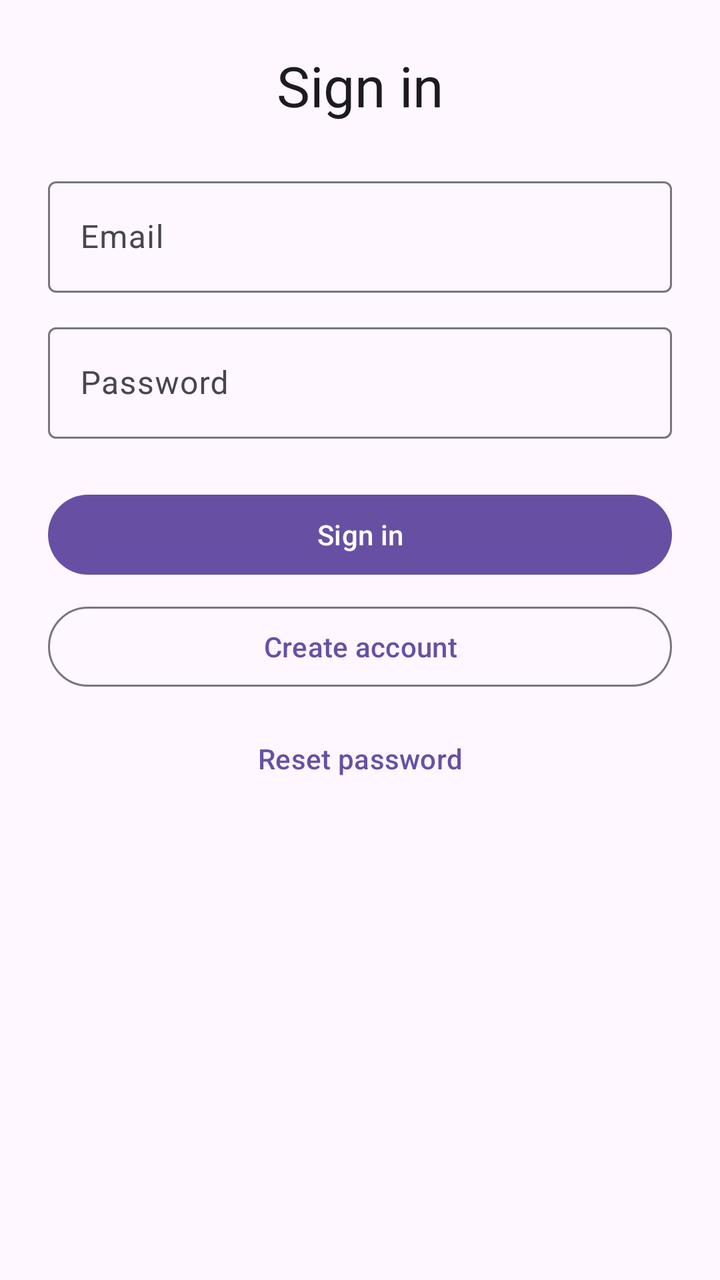
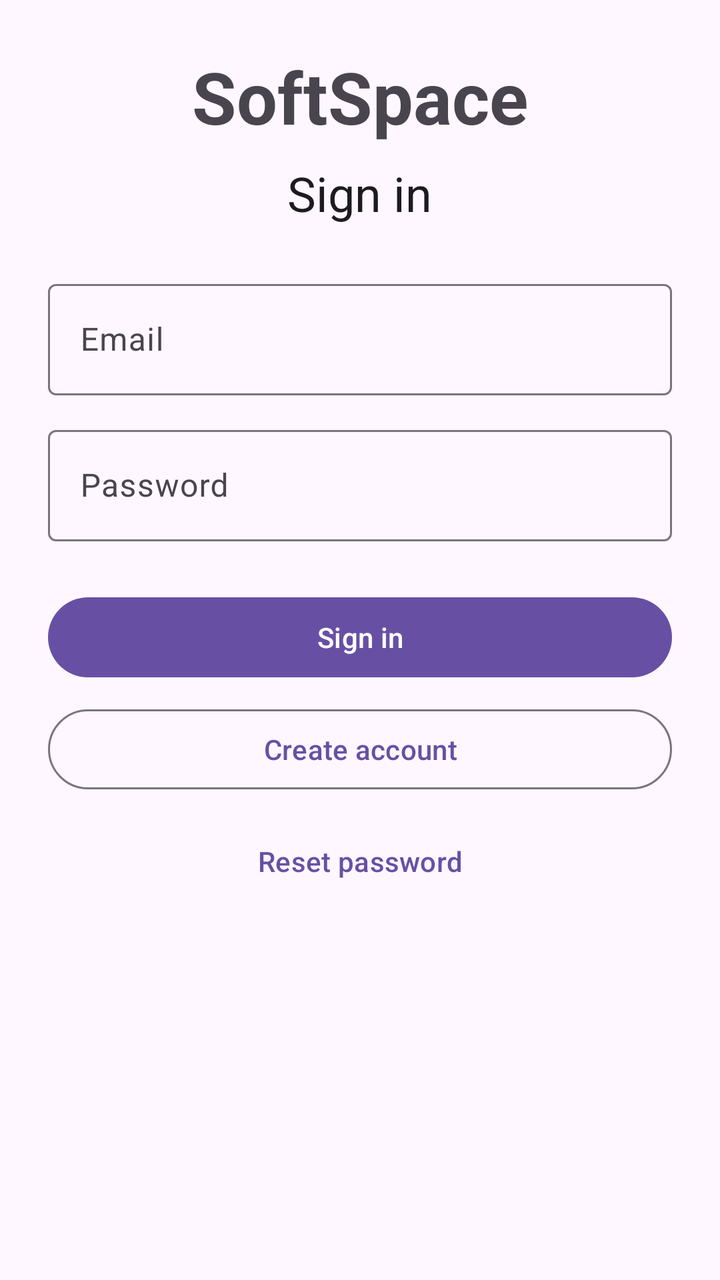

Screens rendered from an Android XML layout before and after an edit, with the pre-edit source and the edit as a unified diff.
<!-- AndroidManifest.xml: application theme AppTheme -->
<!-- res/layout/fragment_sign_in.xml -->
<?xml version="1.0" encoding="utf-8"?>
<ScrollView xmlns:android="http://schemas.android.com/apk/res/android"
  android:layout_width="match_parent"
  android:layout_height="match_parent">

  <LinearLayout
    android:layout_width="match_parent"
    android:layout_height="wrap_content"
    android:orientation="vertical"
    android:padding="24dp">

    <TextView
      android:layout_width="wrap_content"
      android:layout_height="wrap_content"
      android:layout_gravity="center_horizontal"
      android:text="@string/sign_in"
      android:textAppearance="?attr/textAppearanceHeadlineMedium"/>

    <com.google.android.material.textfield.TextInputLayout
      android:layout_width="match_parent"
      android:layout_height="wrap_content"
      android:layout_marginTop="24dp"
      android:hint="@string/email">

      <com.google.android.material.textfield.TextInputEditText
        android:id="@+id/email"
        android:layout_width="match_parent"
        android:layout_height="wrap_content"
        android:inputType="textEmailAddress"/>
    </com.google.android.material.textfield.TextInputLayout>

    <com.google.android.material.textfield.TextInputLayout
      android:layout_width="match_parent"
      android:layout_height="wrap_content"
      android:layout_marginTop="12dp"
      android:hint="@string/password">

      <com.google.android.material.textfield.TextInputEditText
        android:id="@+id/password"
        android:layout_width="match_parent"
        android:layout_height="wrap_content"
        android:inputType="textPassword"/>
    </com.google.android.material.textfield.TextInputLayout>

    <com.google.android.material.button.MaterialButton
      android:id="@+id/sign_in_button"
      android:layout_width="match_parent"
      android:layout_height="wrap_content"
      android:layout_marginTop="24dp"
      android:text="@string/sign_in"/>

    <com.google.android.material.button.MaterialButton
      android:id="@+id/register_button"
      style="?attr/materialButtonOutlinedStyle"
      android:layout_width="match_parent"
      android:layout_height="wrap_content"
      android:layout_marginTop="8dp"
      android:text="@string/create_account"/>

    <com.google.android.material.button.MaterialButton
      android:id="@+id/reset_button"
      style="@style/Widget.Material3.Button.TextButton"
      android:layout_width="match_parent"
      android:layout_height="wrap_content"
      android:layout_marginTop="8dp"
      android:text="@string/reset_password"/>
  </LinearLayout>
</ScrollView>
<!-- resources referenced by this layout -->
<resources>
  <string name="create_account">Create account</string>
  <string name="email">Email</string>
  <string name="password">Password</string>
  <string name="reset_password">Reset password</string>
  <string name="sign_in">Sign in</string>
  <style name="AppTheme" parent="Theme.Material3.DayNight">
      
    </style>
</resources>

<!-- the commit's change to res/layout/fragment_sign_in.xml (unified diff, before → after) -->
@@ -13,8 +13,17 @@
       android:layout_width="wrap_content"
       android:layout_height="wrap_content"
       android:layout_gravity="center_horizontal"
+      android:text="@string/app_name"
+      android:textAppearance="?attr/textAppearanceDisplaySmall"
+      android:textStyle="bold"/>
+
+    <TextView
+      android:layout_width="wrap_content"
+      android:layout_height="wrap_content"
+      android:layout_gravity="center_horizontal"
+      android:layout_marginTop="8dp"
       android:text="@string/sign_in"
-      android:textAppearance="?attr/textAppearanceHeadlineMedium"/>
+      android:textAppearance="?attr/textAppearanceHeadlineSmall"/>
 
     <com.google.android.material.textfield.TextInputLayout
       android:layout_width="match_parent"
<!-- resource entries referenced after the edit -->
@@ -1,5 +1,6 @@
 <!-- resources referenced by this layout -->
 <resources>
+  <string name="app_name">SoftSpace</string>
   <string name="create_account">Create account</string>
   <string name="email">Email</string>
   <string name="password">Password</string>
